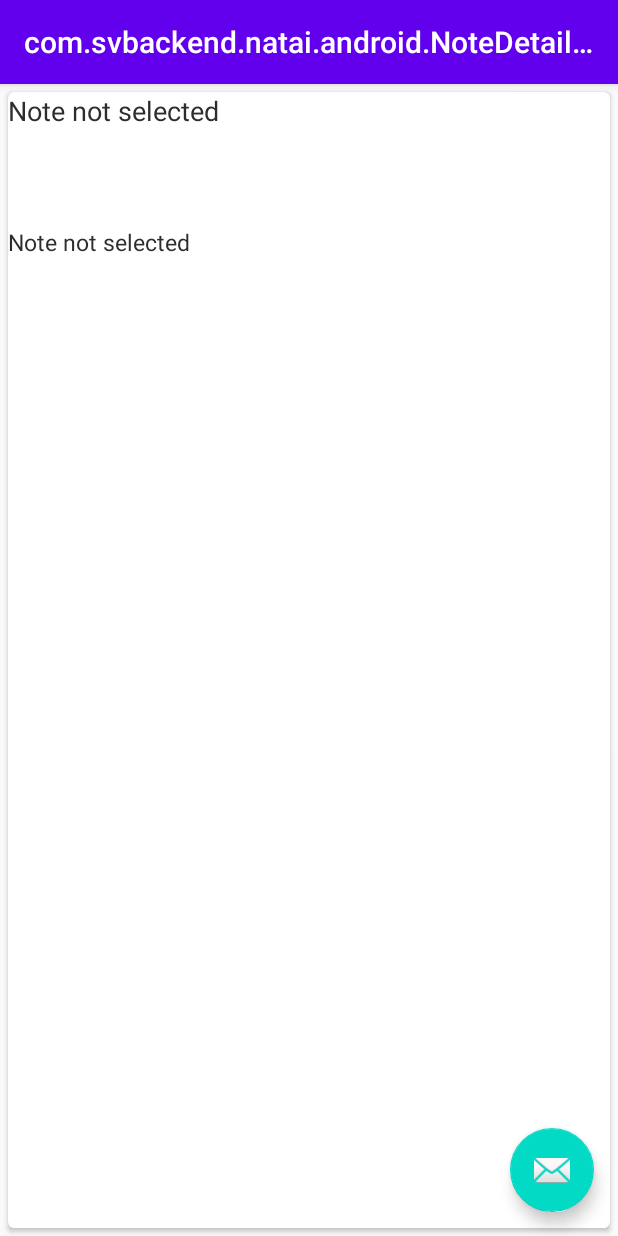
After one commit to svbackend/natai-diary, an Android app: the NoteDetailsActivity screen opened directly, with no data from a screen before it, on a phone screen of 412 x 824 dp. The commit adds this screen. Run offline under Robolectric (Android 15) with nearby library versions, the phone set to English and light mode, and no system bars.

Commit message:
Added activity to view note details

```diff
--- a/kmm-first-app/NatAI/src/main/AndroidManifest.xml
+++ b/kmm-first-app/NatAI/src/main/AndroidManifest.xml
@@ -18,6 +18,9 @@
             android:theme="@style/AppTheme.NoActionBar" />
         <activity
             android:name=".NewNoteActivity"
+            android:exported="false" />
+        <activity
+            android:name=".NoteDetailsActivity"
             android:exported="false" />
         <activity
             android:name=".MainActivity"
--- a/kmm-first-app/NatAI/src/main/java/com/svbackend/natai/android/HomeActivity.kt
+++ b/kmm-first-app/NatAI/src/main/java/com/svbackend/natai/android/HomeActivity.kt
@@ -15,6 +15,9 @@ import com.svbackend.natai.android.entity.Note
 import com.svbackend.natai.android.viewmodel.NoteViewModel
 import kotlinx.coroutines.flow.collect
 import kotlinx.coroutines.launch
+
+
+const val PARAM_NOTE_ID = "com.svbackend.natai.NOTE_ID"
 
 class HomeActivity : ScopedActivity() {
     private lateinit var binding: ActivityHomeBinding
@@ -52,15 +55,15 @@ class HomeActivity : ScopedActivity() {
 
     private fun loadNotes() = launch {
         val onClick = OnClickListener<Note> {
-            val intent = Intent(this@HomeActivity, NewNoteActivity::class.java)
+            val intent = Intent(this@HomeActivity, NoteDetailsActivity::class.java).apply {
+                putExtra(PARAM_NOTE_ID, it.id)
+            }
             startActivity(intent)
         }
 
         viewModel.notes.collect { notes ->
             viewManager = GridLayoutManager(application, 1)
             viewAdapter = NoteAdapter(notes, onClick)
-
-            println("=============COLLECT CALLED FROM FRAGMENT=============")
 
             recyclerView = (findViewById<RecyclerView>(R.id.NotesRecyclerView)).apply {
                     // use this setting to improve performance if you know that changes
--- /dev/null
+++ b/kmm-first-app/NatAI/src/main/java/com/svbackend/natai/android/NoteDetailsActivity.kt
@@ -0,0 +1,50 @@
+package com.svbackend.natai.android
+
+import android.os.Bundle
+import androidx.activity.viewModels
+import com.svbackend.natai.android.databinding.ActivityNoteDetailsBinding
+import com.svbackend.natai.android.viewmodel.NoteViewModel
+import kotlinx.coroutines.flow.collect
+import kotlinx.coroutines.launch
+
+class NoteDetailsActivity : ScopedActivity() {
+    private lateinit var binding: ActivityNoteDetailsBinding
+
+//    private lateinit var appBarConfiguration: AppBarConfiguration
+//    private lateinit var navController: NavController
+
+    private val viewModel by viewModels<NoteViewModel>()
+
+    override fun onCreate(savedInstanceState: Bundle?) {
+        super.onCreate(savedInstanceState)
+
+        binding = ActivityNoteDetailsBinding.inflate(layoutInflater)
+        setContentView(binding.root)
+
+        setSupportActionBar(binding.toolbar)
+
+//        navController = findNavController(R.id.nav_host_fragment_content_home)
+//        appBarConfiguration = AppBarConfiguration(navController.graph)
+//        setupActionBarWithNavController(navController, appBarConfiguration)
+
+        binding.editNoteBtn.setOnClickListener {
+//            val intent = Intent(this, NewNoteActivity::class.java)
+//            startActivity(intent)
+        }
+
+        binding.noteTitle.setText("Note not selected")
+        binding.noteContent.setText("Note not selected")
+
+        val noteId = intent.getStringExtra(PARAM_NOTE_ID)
+        if (noteId != null) {
+            loadNote(noteId)
+        }
+    }
+
+    private fun loadNote(noteId: String) = launch {
+        val note = viewModel.getNote(noteId)
+
+        binding.noteTitle.setText(note.title)
+        binding.noteContent.setText(note.content)
+    }
+}
--- a/kmm-first-app/NatAI/src/main/java/com/svbackend/natai/android/viewmodel/NoteViewModel.kt
+++ b/kmm-first-app/NatAI/src/main/java/com/svbackend/natai/android/viewmodel/NoteViewModel.kt
@@ -15,7 +15,7 @@ class NoteViewModel(application: Application) : AndroidViewModel(application) {
     suspend fun getNote(id: String) = repository.getNote(id)
     suspend fun delete(id: String) = repository.delete(repository.getNote(id))
 
-    private val selectedNote = MutableSharedFlow<Note?>()
+    val selectedNote = MutableSharedFlow<Note?>()
 
     suspend fun selectNote(id: String) = selectedNote.emit(getNote(id))
 }
--- /dev/null
+++ b/kmm-first-app/NatAI/src/main/res/layout/activity_note_details.xml
@@ -0,0 +1,70 @@
+<?xml version="1.0" encoding="utf-8"?>
+<androidx.coordinatorlayout.widget.CoordinatorLayout xmlns:android="http://schemas.android.com/apk/res/android"
+    xmlns:app="http://schemas.android.com/apk/res-auto"
+    xmlns:tools="http://schemas.android.com/tools"
+    android:layout_width="match_parent"
+    android:layout_height="match_parent"
+    tools:context=".HomeActivity">
+
+    <com.google.android.material.appbar.AppBarLayout
+        android:layout_width="match_parent"
+        android:layout_height="wrap_content"
+        android:theme="@style/AppTheme.AppBarOverlay">
+
+        <androidx.appcompat.widget.Toolbar
+            android:id="@+id/toolbar"
+            android:layout_width="match_parent"
+            android:layout_height="?attr/actionBarSize"
+            android:background="?attr/colorPrimary"
+            app:popupTheme="@style/AppTheme.PopupOverlay" />
+
+    </com.google.android.material.appbar.AppBarLayout>
+
+    <androidx.constraintlayout.widget.ConstraintLayout
+        android:layout_width="match_parent"
+        android:layout_height="match_parent"
+        app:layout_behavior="@string/appbar_scrolling_view_behavior">
+
+        <androidx.cardview.widget.CardView
+            android:layout_width="match_parent"
+            android:layout_height="match_parent"
+            android:layout_margin="5dp"
+            android:padding="12dp"
+            app:cardCornerRadius="4dp">
+
+            <LinearLayout
+                android:layout_width="match_parent"
+                android:layout_height="match_parent"
+                android:orientation="vertical">
+
+                <TextView
+                    android:id="@+id/noteTitle"
+                    android:layout_width="match_parent"
+                    android:layout_height="89dp"
+                    android:gravity="start"
+                    android:textColor="#2d2d2d"
+                    android:textSize="18sp" />
+
+                <TextView
+                    android:id="@+id/noteContent"
+                    android:layout_width="match_parent"
+                    android:layout_height="match_parent"
+                    android:gravity="start"
+                    android:textColor="#2d2d2d"
+                    android:textSize="15sp" />
+            </LinearLayout>
+        </androidx.cardview.widget.CardView>
+
+    </androidx.constraintlayout.widget.ConstraintLayout>
+
+    <com.google.android.material.floatingactionbutton.FloatingActionButton
+        android:id="@+id/editNoteBtn"
+        android:layout_width="wrap_content"
+        android:layout_height="wrap_content"
+        android:layout_gravity="bottom|end"
+        android:layout_marginEnd="@dimen/fab_margin"
+        android:layout_marginBottom="16dp"
+        android:contentDescription="@string/editNote"
+        app:srcCompat="@android:drawable/ic_dialog_email" />
+
+</androidx.coordinatorlayout.widget.CoordinatorLayout>
--- a/kmm-first-app/NatAI/src/main/res/values/strings.xml
+++ b/kmm-first-app/NatAI/src/main/res/values/strings.xml
@@ -21,4 +21,5 @@
     <string name="hello_second_fragment">Hello second fragment. Arg: %1$s</string>
     <string name="home">Home</string>
     <string name="notes">Notes</string>
+    <string name="editNote">Edit Note</string>
 </resources>
```
